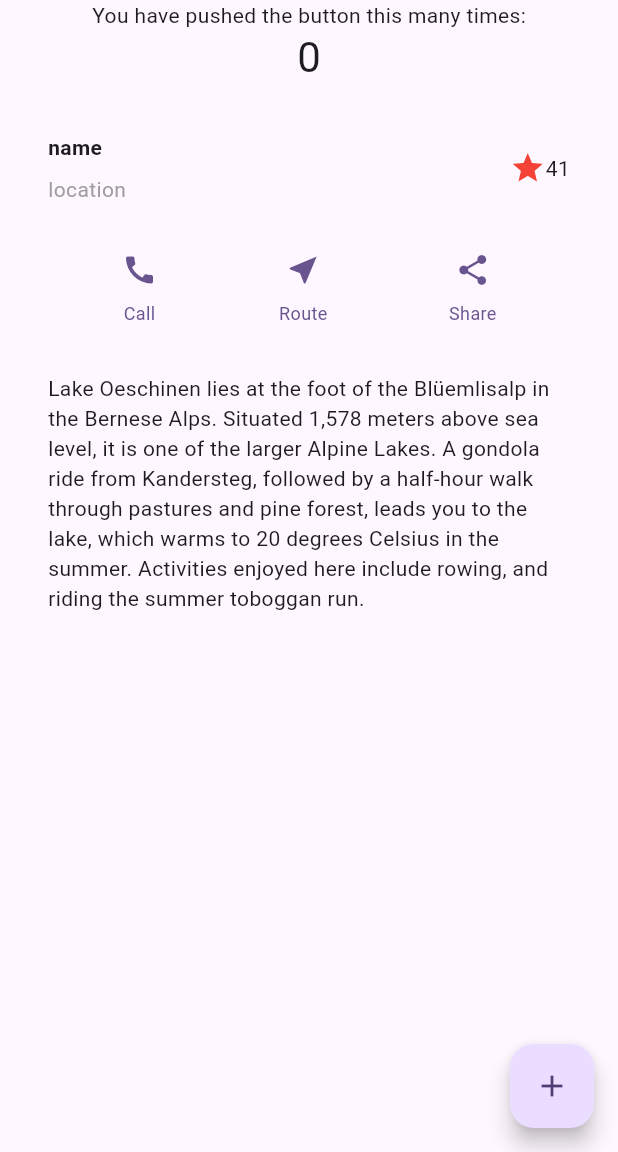
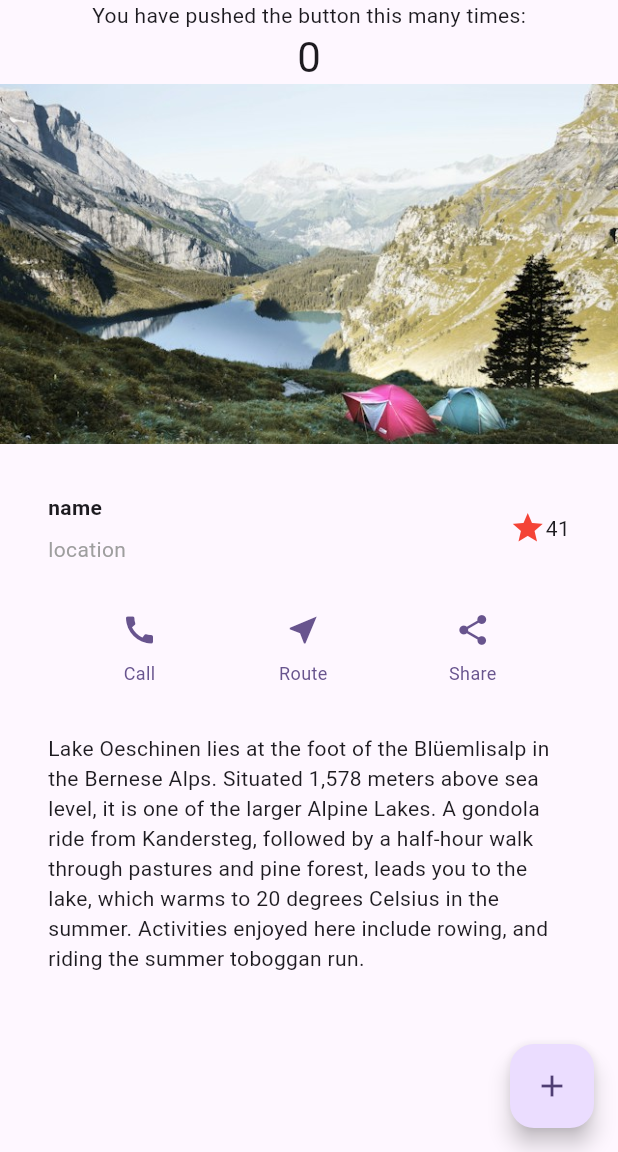
Before and after one commit to lotus0602/flutter_example, a Flutter app: the screen it shows after launch, on a phone screen of 412 x 824 dp, the part 84-1236 px from its top. Run offline on Flutter 3.47's test engine with Material 3 defaults, Android fonts, the phone set to English and light mode, and no system bars.

Commit message:
ImageSection 추가

```diff
--- /dev/null
+++ b/lib/ImageSection.dart
@@ -0,0 +1,17 @@
+import 'package:flutter/material.dart';
+
+class ImageSection extends StatelessWidget {
+  const ImageSection({super.key, required this.image});
+
+  final String image;
+
+  @override
+  Widget build(BuildContext context) {
+    return Image.asset(
+      image,
+      width: 600,
+      height: 240,
+      fit: BoxFit.cover,
+    );
+  }
+}
--- a/lib/main.dart
+++ b/lib/main.dart
@@ -1,5 +1,6 @@
 import 'package:flutter/material.dart';
 import 'package:flutter_example/ButtonSection.dart';
+import 'package:flutter_example/ImageSection.dart';
 import 'package:flutter_example/TextSection.dart';
 import 'package:flutter_example/TitleSection.dart';
 
@@ -115,6 +116,7 @@ class _MyHomePageState extends State<MyHomePage> {
               '$_counter',
               style: Theme.of(context).textTheme.headlineMedium,
             ),
+            const ImageSection(image: 'images/lake.jpg'),
             const TitleSection(name: "name", location: "location"),
             const ButtonSection(),
             const TextSection(
--- a/pubspec.yaml
+++ b/pubspec.yaml
@@ -68,6 +68,8 @@ flutter:
 
   # For details regarding adding assets from package dependencies, see
   # https://flutter.dev/assets-and-images/#from-packages
+  assets:
+    - images/lake.jpg
 
   # To add custom fonts to your application, add a fonts section here,
   # in this "flutter" section. Each entry in this list should have a
```
Also changed, not shown: images/lake.jpg (added).
